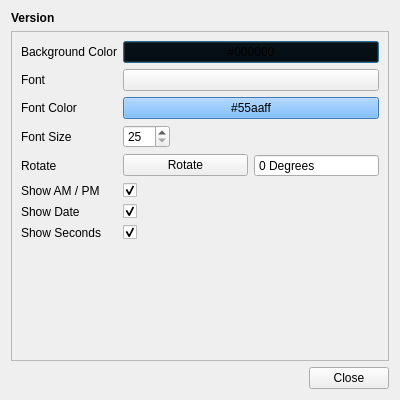
Before: the Qt Designer form UI/dreamy_options.ui in textbrowser/dreamy, drawn with Qt 5.
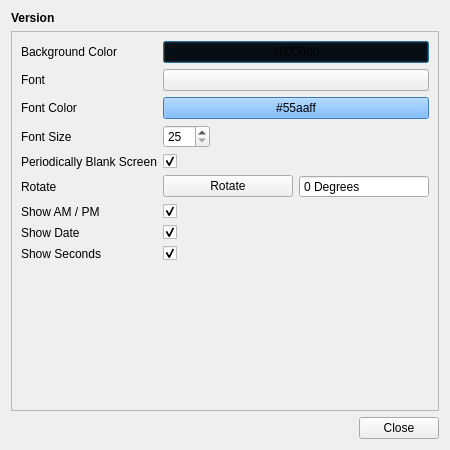
After: the same form once the commit is applied. Icons and pictures are not drawn.

Commit message: Blinking colons. Optional screen saver.

```diff
--- a/UI/dreamy_options.ui
+++ b/UI/dreamy_options.ui
@@ -6,8 +6,8 @@
    <rect>
     <x>0</x>
     <y>0</y>
-    <width>400</width>
-    <height>400</height>
+    <width>450</width>
+    <height>450</height>
    </rect>
   </property>
   <property name="windowTitle">
@@ -44,8 +44,8 @@
        <rect>
         <x>0</x>
         <y>0</y>
-        <width>374</width>
-        <height>310</height>
+        <width>434</width>
+        <height>362</height>
        </rect>
       </property>
       <layout class="QFormLayout" name="formLayout">
@@ -93,74 +93,6 @@
          </property>
         </widget>
        </item>
-       <item row="4" column="0">
-        <widget class="QLabel" name="label_7">
-         <property name="text">
-          <string>Rotate</string>
-         </property>
-        </widget>
-       </item>
-       <item row="4" column="1">
-        <layout class="QHBoxLayout" name="horizontalLayout">
-         <item>
-          <widget class="QPushButton" name="rotate">
-           <property name="text">
-            <string>Rotate</string>
-           </property>
-          </widget>
-         </item>
-         <item>
-          <widget class="QSpinBox" name="angle">
-           <property name="readOnly">
-            <bool>true</bool>
-           </property>
-           <property name="buttonSymbols">
-            <enum>QAbstractSpinBox::NoButtons</enum>
-           </property>
-           <property name="suffix">
-            <string> Degrees</string>
-           </property>
-           <property name="maximum">
-            <number>180</number>
-           </property>
-          </widget>
-         </item>
-        </layout>
-       </item>
-       <item row="5" column="0">
-        <widget class="QLabel" name="label_5">
-         <property name="text">
-          <string>Show AM / PM</string>
-         </property>
-        </widget>
-       </item>
-       <item row="5" column="1">
-        <widget class="QCheckBox" name="show_am_pm">
-         <property name="text">
-          <string/>
-         </property>
-         <property name="checked">
-          <bool>true</bool>
-         </property>
-        </widget>
-       </item>
-       <item row="7" column="0">
-        <widget class="QLabel" name="label_4">
-         <property name="text">
-          <string>Show Seconds</string>
-         </property>
-        </widget>
-       </item>
-       <item row="7" column="1">
-        <widget class="QCheckBox" name="show_seconds">
-         <property name="text">
-          <string/>
-         </property>
-         <property name="checked">
-          <bool>true</bool>
-         </property>
-        </widget>
-       </item>
        <item row="3" column="0">
         <widget class="QLabel" name="label_6">
          <property name="text">
@@ -195,14 +127,65 @@
          </item>
         </layout>
        </item>
-       <item row="6" column="0">
+       <item row="5" column="0">
+        <widget class="QLabel" name="label_7">
+         <property name="text">
+          <string>Rotate</string>
+         </property>
+        </widget>
+       </item>
+       <item row="5" column="1">
+        <layout class="QHBoxLayout" name="horizontalLayout">
+         <item>
+          <widget class="QPushButton" name="rotate">
+           <property name="text">
+            <string>Rotate</string>
+           </property>
+          </widget>
+         </item>
+         <item>
+          <widget class="QSpinBox" name="angle">
+           <property name="readOnly">
+            <bool>true</bool>
+           </property>
+           <property name="buttonSymbols">
+            <enum>QAbstractSpinBox::NoButtons</enum>
+           </property>
+           <property name="suffix">
+            <string> Degrees</string>
+           </property>
+           <property name="maximum">
+            <number>180</number>
+           </property>
+          </widget>
+         </item>
+        </layout>
+       </item>
+       <item row="7" column="0">
+        <widget class="QLabel" name="label_5">
+         <property name="text">
+          <string>Show AM / PM</string>
+         </property>
+        </widget>
+       </item>
+       <item row="7" column="1">
+        <widget class="QCheckBox" name="show_am_pm">
+         <property name="text">
+          <string/>
+         </property>
+         <property name="checked">
+          <bool>true</bool>
+         </property>
+        </widget>
+       </item>
+       <item row="8" column="0">
         <widget class="QLabel" name="label_8">
          <property name="text">
           <string>Show Date</string>
          </property>
         </widget>
        </item>
-       <item row="6" column="1">
+       <item row="8" column="1">
         <widget class="QCheckBox" name="show_date">
          <property name="text">
           <string/>
@@ -212,6 +195,40 @@
          </property>
         </widget>
        </item>
+       <item row="9" column="0">
+        <widget class="QLabel" name="label_4">
+         <property name="text">
+          <string>Show Seconds</string>
+         </property>
+        </widget>
+       </item>
+       <item row="9" column="1">
+        <widget class="QCheckBox" name="show_seconds">
+         <property name="text">
+          <string/>
+         </property>
+         <property name="checked">
+          <bool>true</bool>
+         </property>
+        </widget>
+       </item>
+       <item row="4" column="0">
+        <widget class="QLabel" name="label_9">
+         <property name="text">
+          <string>Periodically Blank Screen</string>
+         </property>
+        </widget>
+       </item>
+       <item row="4" column="1">
+        <widget class="QCheckBox" name="blank_screen">
+         <property name="text">
+          <string/>
+         </property>
+         <property name="checked">
+          <bool>true</bool>
+         </property>
+        </widget>
+       </item>
       </layout>
      </widget>
     </widget>
```
Left out of the diff: 1 changed line with no effect on the pictures. The commit also changes 9 other files.
